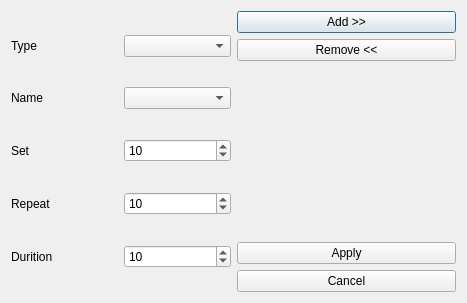
Old version of the form desktop_application/ui/exerciseplandialog.ui in the repository cihansenyuz/project_gym.
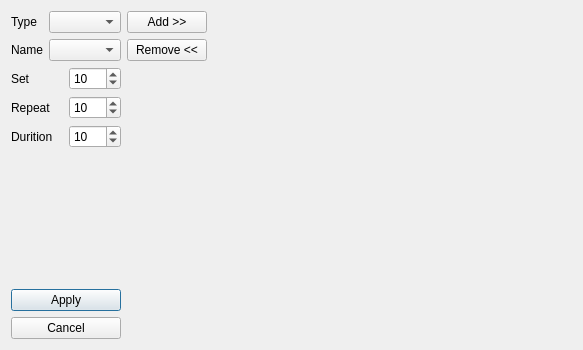
New version of the form.

Patch:
```diff
--- a/desktop_application/ui/exerciseplandialog.ui
+++ b/desktop_application/ui/exerciseplandialog.ui
@@ -6,14 +6,14 @@
    <rect>
     <x>0</x>
     <y>0</y>
-    <width>467</width>
-    <height>303</height>
+    <width>583</width>
+    <height>350</height>
    </rect>
   </property>
   <property name="windowTitle">
    <string>Dialog</string>
   </property>
-  <layout class="QHBoxLayout" name="horizontalLayout_6">
+  <layout class="QHBoxLayout" name="horizontalLayout_6" stretch="0,0,1">
    <item>
     <layout class="QVBoxLayout" name="verticalLayout_2">
      <item>
@@ -98,6 +98,33 @@
        </item>
       </layout>
      </item>
+     <item>
+      <spacer name="verticalSpacer_2">
+       <property name="orientation">
+        <enum>Qt::Vertical</enum>
+       </property>
+       <property name="sizeHint" stdset="0">
+        <size>
+         <width>20</width>
+         <height>40</height>
+        </size>
+       </property>
+      </spacer>
+     </item>
+     <item>
+      <widget class="QPushButton" name="apply_push_button">
+       <property name="text">
+        <string>Apply</string>
+       </property>
+      </widget>
+     </item>
+     <item>
+      <widget class="QPushButton" name="cancel_push_button">
+       <property name="text">
+        <string>Cancel</string>
+       </property>
+      </widget>
+     </item>
     </layout>
    </item>
    <item>
@@ -129,20 +156,6 @@
        </property>
       </spacer>
      </item>
-     <item>
-      <widget class="QPushButton" name="apply_push_button">
-       <property name="text">
-        <string>Apply</string>
-       </property>
-      </widget>
-     </item>
-     <item>
-      <widget class="QPushButton" name="cancel_push_button">
-       <property name="text">
-        <string>Cancel</string>
-       </property>
-      </widget>
-     </item>
     </layout>
    </item>
    <item>
```
